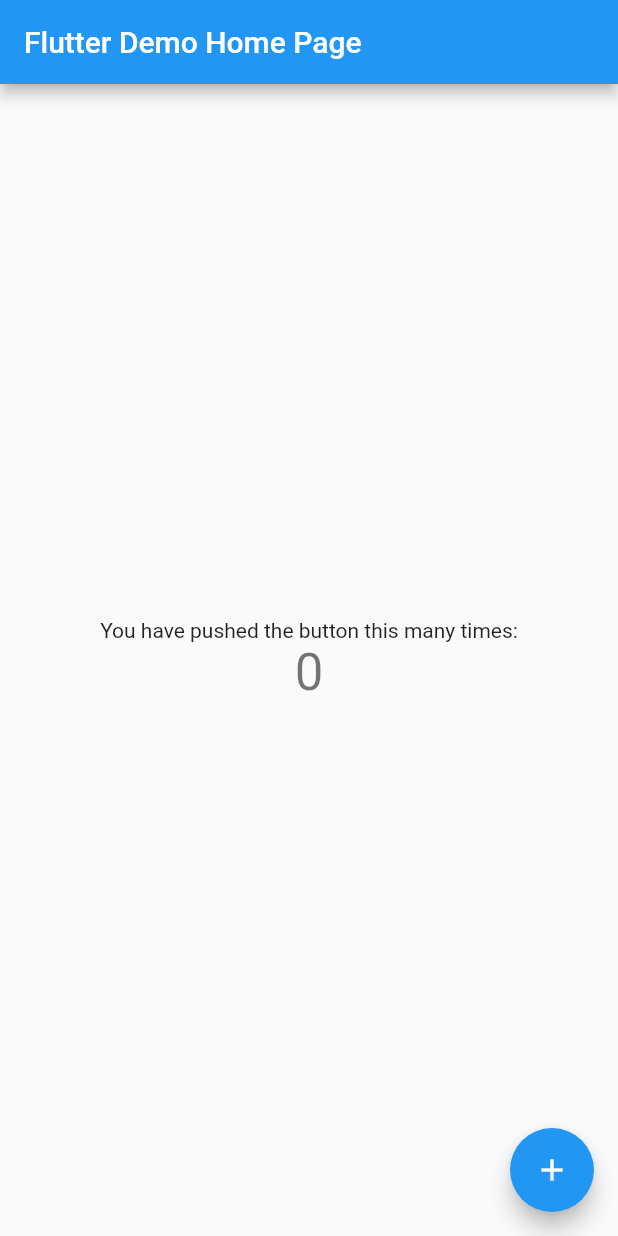
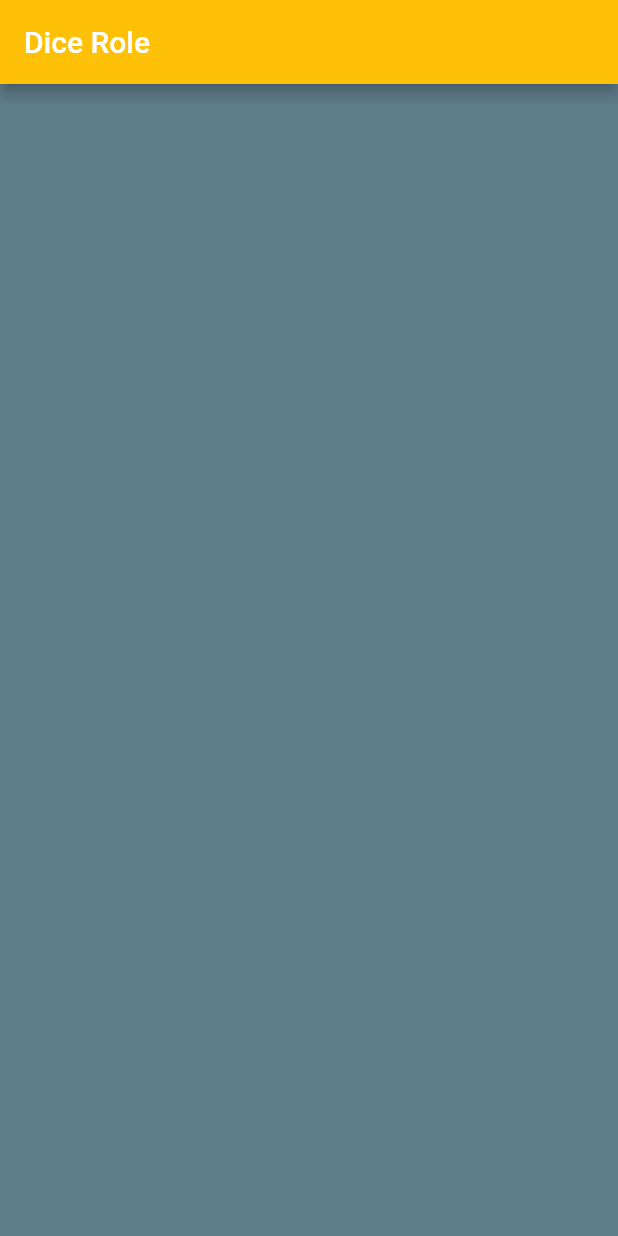
Before and after one commit to imjmakki/Dice, a Flutter app: the screen it shows after launch, on a phone screen of 412 x 824 dp. Run offline on Flutter 3.47's test engine with Material 2 defaults, Android fonts, the phone set to English and light mode, and no system bars.

Commit message:
Flutter Practice

```diff
--- a/lib/main.dart
+++ b/lib/main.dart
@@ -1,115 +1,23 @@
 import 'package:flutter/material.dart';
 
 void main() {
-  runApp(const MyApp());
+  return runApp(
+    MaterialApp(
+      home: Scaffold(
+        backgroundColor: Colors.blueGrey,
+        appBar: AppBar(
+          title: Text('Dice Role'),
+          backgroundColor: Colors.amber.shade500,
+        ),
+        body: DicePage(),
+      ),
+    ),
+  );
 }
 
-class MyApp extends StatelessWidget {
-  const MyApp({Key? key}) : super(key: key);
-
-  // This widget is the root of your application.
+class DicePage extends StatelessWidget {
   @override
   Widget build(BuildContext context) {
-    return MaterialApp(
-      title: 'Flutter Demo',
-      theme: ThemeData(
-        // This is the theme of your application.
-        //
-        // Try running your application with "flutter run". You'll see the
-        // application has a blue toolbar. Then, without quitting the app, try
-        // changing the primarySwatch below to Colors.green and then invoke
-        // "hot reload" (press "r" in the console where you ran "flutter run",
-        // or simply save your changes to "hot reload" in a Flutter IDE).
-        // Notice that the counter didn't reset back to zero; the application
-        // is not restarted.
-        primarySwatch: Colors.blue,
-      ),
-      home: const MyHomePage(title: 'Flutter Demo Home Page'),
-    );
+    return Container();
   }
 }
-
-class MyHomePage extends StatefulWidget {
-  const MyHomePage({Key? key, required this.title}) : super(key: key);
-
-  // This widget is the home page of your application. It is stateful, meaning
-  // that it has a State object (defined below) that contains fields that affect
-  // how it looks.
-
-  // This class is the configuration for the state. It holds the values (in this
-  // case the title) provided by the parent (in this case the App widget) and
-  // used by the build method of the State. Fields in a Widget subclass are
-  // always marked "final".
-
-  final String title;
-
-  @override
-  State<MyHomePage> createState() => _MyHomePageState();
-}
-
-class _MyHomePageState extends State<MyHomePage> {
-  int _counter = 0;
-
-  void _incrementCounter() {
-    setState(() {
-      // This call to setState tells the Flutter framework that something has
-      // changed in this State, which causes it to rerun the build method below
-      // so that the display can reflect the updated values. If we changed
-      // _counter without calling setState(), then the build method would not be
-      // called again, and so nothing would appear to happen.
-      _counter++;
-    });
-  }
-
-  @override
-  Widget build(BuildContext context) {
-    // This method is rerun every time setState is called, for instance as done
-    // by the _incrementCounter method above.
-    //
-    // The Flutter framework has been optimized to make rerunning build methods
-    // fast, so that you can just rebuild anything that needs updating rather
-    // than having to individually change instances of widgets.
-    return Scaffold(
-      appBar: AppBar(
-        // Here we take the value from the MyHomePage object that was created by
-        // the App.build method, and use it to set our appbar title.
-        title: Text(widget.title),
-      ),
-      body: Center(
-        // Center is a layout widget. It takes a single child and positions it
-        // in the middle of the parent.
-        child: Column(
-          // Column is also a layout widget. It takes a list of children and
-          // arranges them vertically. By default, it sizes itself to fit its
-          // children horizontally, and tries to be as tall as its parent.
-          //
-          // Invoke "debug painting" (press "p" in the console, choose the
-          // "Toggle Debug Paint" action from the Flutter Inspector in Android
-          // Studio, or the "Toggle Debug Paint" command in Visual Studio Code)
-          // to see the wireframe for each widget.
-          //
-          // Column has various properties to control how it sizes itself and
-          // how it positions its children. Here we use mainAxisAlignment to
-          // center the children vertically; the main axis here is the vertical
-          // axis because Columns are vertical (the cross axis would be
-          // horizontal).
-          mainAxisAlignment: MainAxisAlignment.center,
-          children: <Widget>[
-            const Text(
-              'You have pushed the button this many times:',
-            ),
-            Text(
-              '$_counter',
-              style: Theme.of(context).textTheme.headline4,
-            ),
-          ],
-        ),
-      ),
-      floatingActionButton: FloatingActionButton(
-        onPressed: _incrementCounter,
-        tooltip: 'Increment',
-        child: const Icon(Icons.add),
-      ), // This trailing comma makes auto-formatting nicer for build methods.
-    );
-  }
-}
```
Also changed, not shown: 1 other file.
